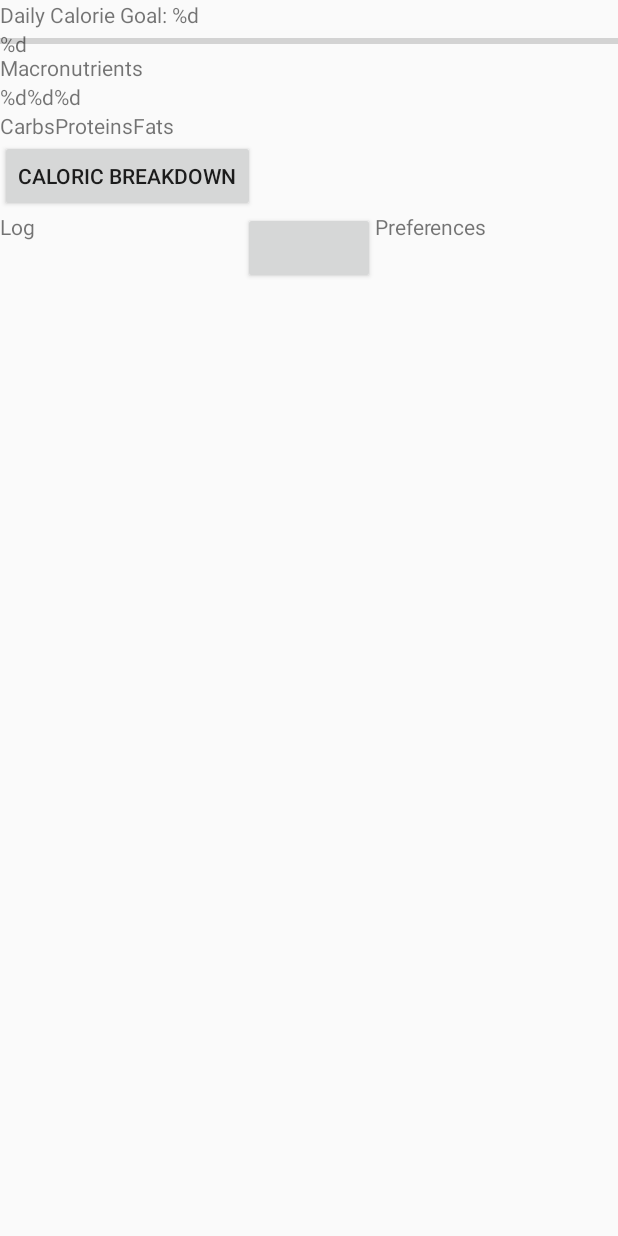
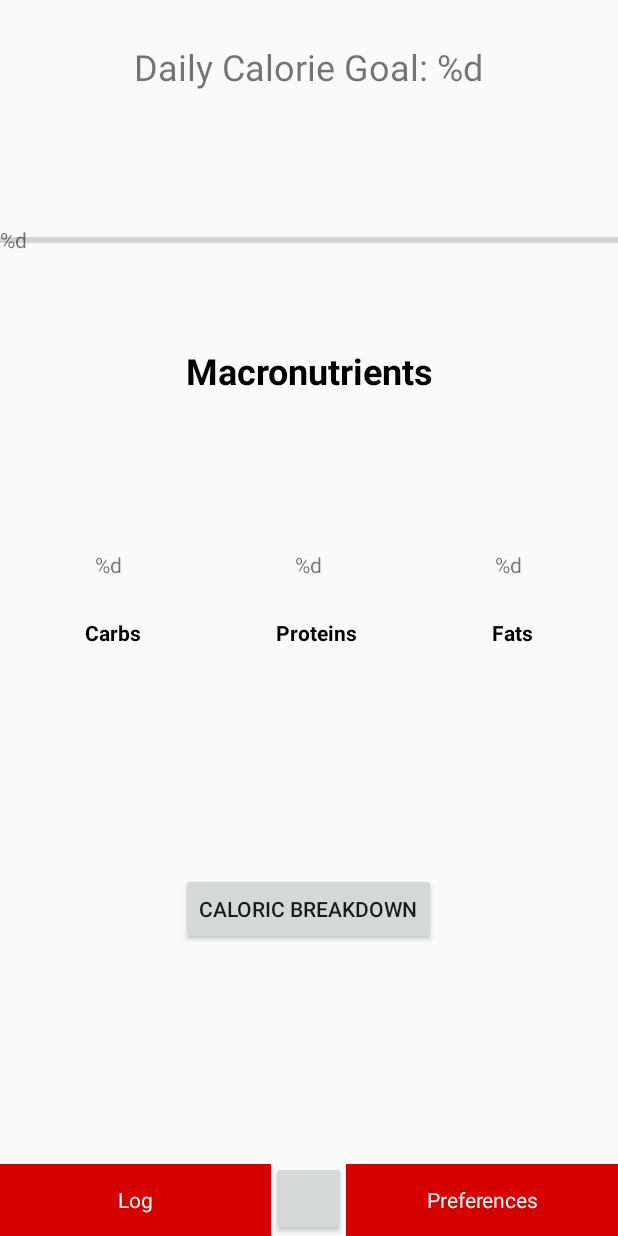
Before and after one commit to theodorethayib/NutriPocket, an Android app: the layout activity_main.xml on its own in the app's theme, with its tools: preview values and no code run, on a phone screen of 412 x 824 dp. Run offline under Robolectric (Android 15) with nearby library versions, the phone set to English and light mode, and no system bars.

Commit message:
visual CP1

```diff
--- a/app/src/main/res/layout/activity_create_profile2.xml
+++ b/app/src/main/res/layout/activity_create_profile2.xml
@@ -12,9 +12,10 @@
         android:id="@+id/view1"
         android:layout_width="match_parent"
         android:layout_height="1dp"
-        android:background="@android:color/darker_gray"
         android:layout_above="@+id/textView3"
-        android:layout_marginBottom="60dp"/>
+        android:layout_marginBottom="60dp"
+        android:background="@android:color/darker_gray" />
+
     <View
         android:id="@+id/view2"
         android:layout_width="match_parent"
--- a/app/src/main/res/layout/activity_main.xml
+++ b/app/src/main/res/layout/activity_main.xml
@@ -4,39 +4,47 @@
     xmlns:tools="http://schemas.android.com/tools"
     android:layout_width="match_parent"
     android:layout_height="match_parent"
+    android:gravity="center"
+    android:orientation="vertical"
     tools:context="com.example.theo1.nutripocket.MainActivity"
-    android:orientation="vertical">
-
+    android:weightSum="1">
 
 
     <TextView
         android:id="@+id/calorieGoal"
         android:layout_width="wrap_content"
         android:layout_height="wrap_content"
-        android:text="@string/calorieGoal" />
+        android:layout_weight="0.11"
+        android:gravity="center"
+        android:text="@string/calorieGoal"
+        android:textAlignment="center"
+        android:textSize="24sp" />
 
     <RelativeLayout
         android:layout_width="match_parent"
-        android:layout_height="wrap_content">
-
+        android:layout_height="wrap_content"
+        android:layout_weight="0.08"
+        android:gravity="center_vertical">
 
 
         <ProgressBar
             android:id="@+id/calorieProgressBar"
             style="?android:attr/progressBarStyleHorizontal"
             android:layout_width="match_parent"
-            android:layout_height="wrap_content" />
-
+            android:layout_height="100dp" />
 
         <TextView
+            android:id="@+id/textView4"
+            android:layout_width="wrap_content"
+            android:layout_height="fill_parent"
+            android:layout_alignBottom="@id/calorieProgressBar"
+            android:layout_alignLeft="@id/calorieProgressBar"
+            android:layout_alignParentTop="@id/calorieProgressBar"
+            android:layout_alignRight="@id/calorieProgressBar"
             android:background="#00000000"
-            android:layout_alignLeft="@id/calorieProgressBar"
-            android:layout_alignTop="@id/calorieProgressBar"
-            android:layout_alignRight="@id/calorieProgressBar"
-            android:layout_alignBottom="@id/calorieProgressBar"
+            android:gravity="center_vertical"
             android:text="@string/calorieCurrent"
-            android:layout_height="match_parent"
-            android:layout_width="wrap_content" />
+            android:textAlignment="textStart" />
 
 
     </RelativeLayout>
@@ -46,31 +54,43 @@
         android:id="@+id/macroNutrientTitle"
         android:layout_width="wrap_content"
         android:layout_height="wrap_content"
-        android:text="@string/macroNutrientTitle" />
+        android:layout_weight="0.15"
+        android:text="@string/macroNutrientTitle"
+        android:textAlignment="center"
+        android:textColor="@android:color/black"
+        android:textSize="24sp"
+        android:textStyle="bold" />
 
     <LinearLayout
         android:id="@+id/mnGoalValues"
         android:layout_width="match_parent"
         android:layout_height="wrap_content"
+        android:layout_weight="0.10"
+        android:gravity="center"
         android:orientation="horizontal">
 
         <TextView
             android:id="@+id/carbValueGoal"
             android:layout_width="wrap_content"
             android:layout_height="wrap_content"
-            android:text="@string/carbValueGoal" />
+            android:text="@string/carbValueGoal"
+            android:textAlignment="center" />
 
         <TextView
             android:id="@+id/proteinValueGoal"
             android:layout_width="wrap_content"
             android:layout_height="wrap_content"
-            android:text="@string/proteinValueGoal" />
+            android:layout_marginLeft="115dp"
+            android:layout_marginRight="115dp"
+            android:text="@string/proteinValueGoal"
+            android:textAlignment="center" />
 
         <TextView
             android:id="@+id/fatValueGoal"
             android:layout_width="wrap_content"
             android:layout_height="wrap_content"
-            android:text="@string/fatValueGoal" />
+            android:text="@string/fatValueGoal"
+            android:textAlignment="center" />
 
 
     </LinearLayout>
@@ -79,25 +99,38 @@
         android:id="@+id/mnGoalTitles"
         android:layout_width="match_parent"
         android:layout_height="wrap_content"
+        android:layout_weight="0.29"
+        android:gravity="center_horizontal"
         android:orientation="horizontal">
 
         <TextView
             android:id="@+id/carbGoalTitle"
             android:layout_width="wrap_content"
             android:layout_height="wrap_content"
-            android:text="@string/carbGoalTitle" />
+            android:text="@string/carbGoalTitle"
+            android:textAlignment="center"
+            android:textColor="@android:color/black"
+            android:textStyle="bold" />
 
         <TextView
             android:id="@+id/proteinGoalTitle"
             android:layout_width="wrap_content"
             android:layout_height="wrap_content"
-            android:text="@string/proteinGoalTitle" />
+            android:layout_marginLeft="90dp"
+            android:layout_marginRight="90dp"
+            android:text="@string/proteinGoalTitle"
+            android:textAlignment="center"
+            android:textColor="@android:color/black"
+            android:textStyle="bold" />
 
         <TextView
             android:id="@+id/fatGoalTitle"
             android:layout_width="wrap_content"
             android:layout_height="wrap_content"
-            android:text="@string/fatGoalTitle" />
+            android:text="@string/fatGoalTitle"
+            android:textAlignment="center"
+            android:textColor="@android:color/black"
+            android:textStyle="bold" />
 
 
     </LinearLayout>
@@ -105,15 +138,16 @@
     <Button
         android:layout_width="wrap_content"
         android:layout_height="wrap_content"
-        android:text="@string/buttonCaloricBreakdown"/>
-
+        android:text="@string/buttonCaloricBreakdown" />
 
 
     <LinearLayout
         android:layout_width="fill_parent"
-        android:layout_height="wrap_content"
+        android:layout_height="53dp"
+        android:gravity="bottom"
+        android:orientation="horizontal"
         android:weightSum="2"
-        android:orientation="horizontal">
+        android:layout_weight="0.27">
 
 
         <RelativeLayout
@@ -125,23 +159,27 @@
             <View
                 android:id="@+id/logRect"
                 android:layout_width="match_parent"
-                android:layout_height="wrap_content" />
+                android:layout_height="48dp"
+                android:background="@color/Background" />
 
             <TextView
+                android:layout_width="wrap_content"
+                android:layout_height="50dp"
+                android:layout_alignBottom="@id/logRect"
+                android:layout_alignLeft="@id/logRect"
+                android:layout_alignRight="@id/logRect"
                 android:background="#00000000"
-                android:layout_alignLeft="@id/logRect"
-                android:layout_alignTop="@id/logRect"
-                android:layout_alignRight="@id/logRect"
-                android:layout_alignBottom="@id/logRect"
+                android:gravity="center_vertical"
                 android:text="@string/logRect"
-                android:layout_height="match_parent"
-                android:layout_width="wrap_content" />
+                android:textAlignment="center"
+                android:textColor="@android:color/white" />
 
         </RelativeLayout>
 
         <Button
-            android:layout_width="wrap_content"
-            android:layout_height="wrap_content" />
+            android:id="@+id/button"
+            android:layout_width="50dp"
+            android:layout_height="50dp" />
 
         <RelativeLayout
             android:layout_width="0dp"
@@ -151,22 +189,23 @@
             <View
                 android:id="@+id/prefRect"
                 android:layout_width="match_parent"
-                android:layout_height="wrap_content" />
+                android:layout_height="48dp"
+                android:background="@color/Background" />
+
             <TextView
-                android:id="@+id/prefRectTitle"
+                android:layout_width="wrap_content"
+                android:layout_height="50dp"
+                android:layout_alignBottom="@id/prefRect"
+                android:layout_alignLeft="@id/prefRect"
+                android:layout_alignRight="@id/prefRect"
                 android:background="#00000000"
-                android:layout_alignLeft="@id/prefRect"
-                android:layout_alignTop="@id/prefRect"
-                android:layout_alignRight="@id/prefRect"
-                android:layout_alignBottom="@id/prefRect"
+                android:gravity="center_vertical"
                 android:text="@string/prefRect"
-                android:layout_height="match_parent"
-                android:layout_width="wrap_content" />
+                android:textAlignment="center"
+                android:textColor="@android:color/background_light" />
 
-    </RelativeLayout>
+        </RelativeLayout>
     </LinearLayout>
 
 
-
-
 </LinearLayout>
```
